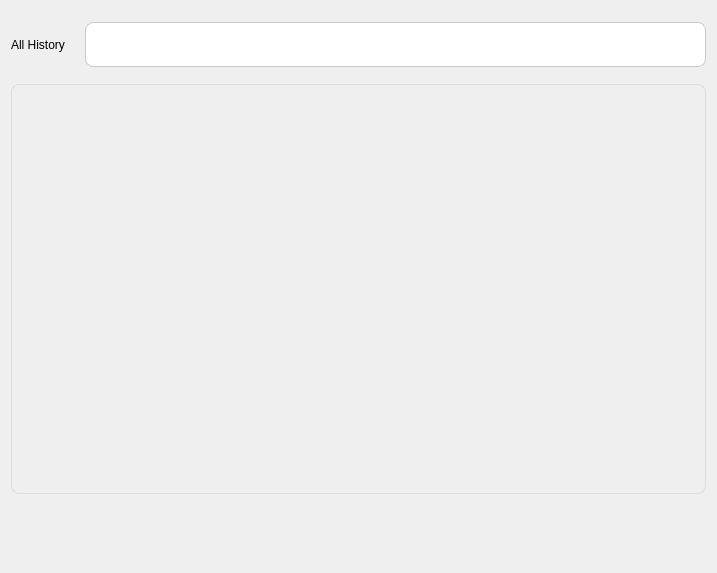
The window that widget/Setting/SoundBot/WHistoryDiaPage.ui (yechaoGitHub/AI) describes before a commit, drawn with Qt 5.
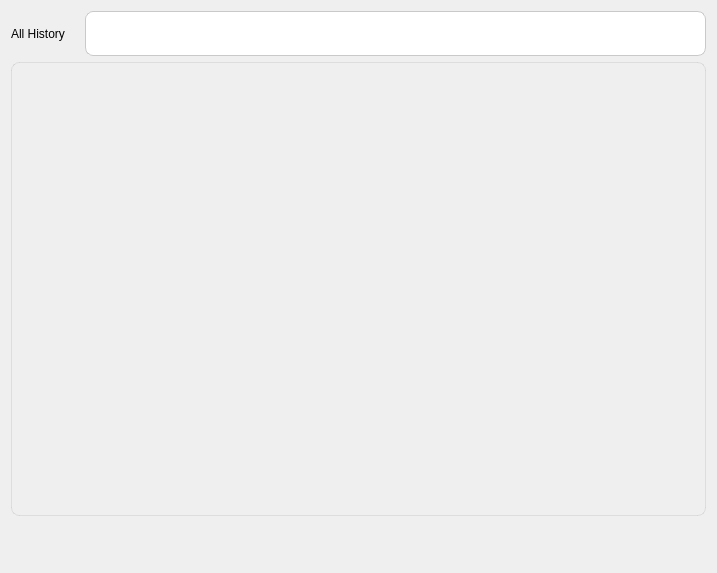
The same window after the commit. Icons and pictures are not drawn. Custom widgets are drawn as their Qt base class.

```diff
--- a/widget/Setting/SoundBot/WHistoryDiaPage.ui
+++ b/widget/Setting/SoundBot/WHistoryDiaPage.ui
@@ -154,19 +154,26 @@
          </widget>
         </item>
         <item>
-         <widget class="QLabel" name="lb_search">
+         <widget class="QPushButton" name="pb_search">
           <property name="minimumSize">
            <size>
-            <width>16</width>
-            <height>16</height>
+            <width>24</width>
+            <height>24</height>
            </size>
           </property>
           <property name="maximumSize">
            <size>
-            <width>16</width>
-            <height>16</height>
+            <width>24</width>
+            <height>24</height>
            </size>
           </property>
+          <property name="styleSheet">
+           <string notr="true">border:none;
+background-position: center;
+    background-repeat: no-repeat;
+	background-image: url(:/QtTest/icon/Setting/search.png);
+</string>
+          </property>
           <property name="text">
            <string/>
           </property>
@@ -188,7 +195,7 @@
      <property name="maximumSize">
       <size>
        <width>16777215</width>
-       <height>410</height>
+       <height>486</height>
       </size>
      </property>
     </widget>
```
Left out of the diff: 5 changed lines with no effect on the pictures.
